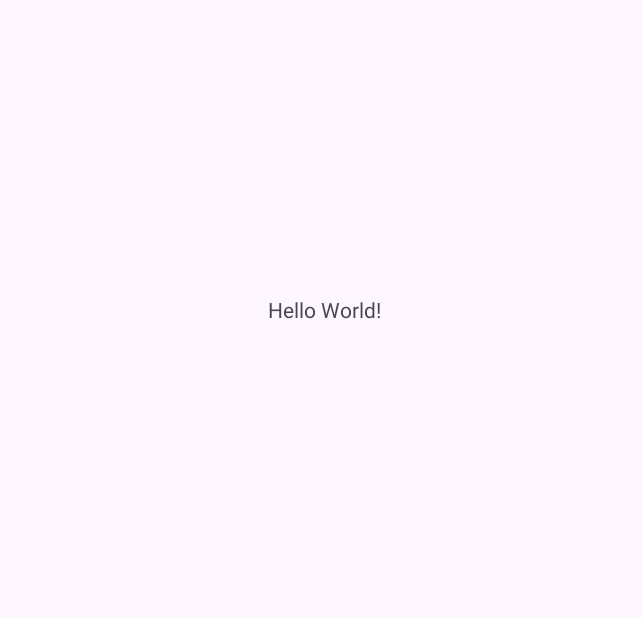
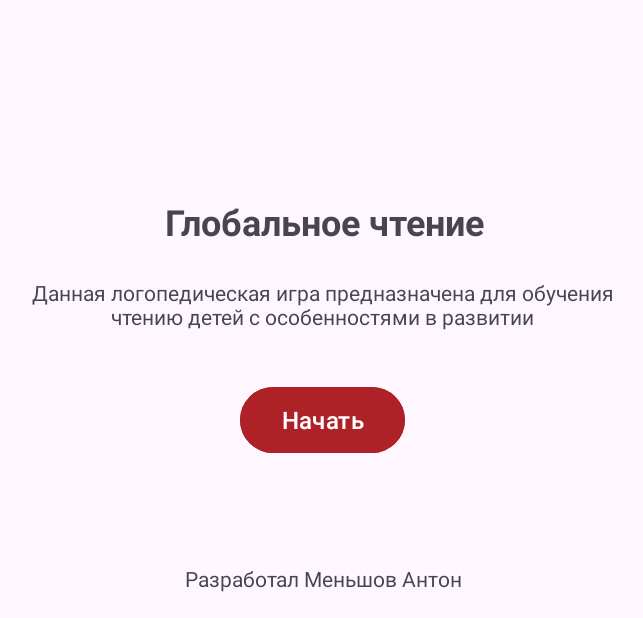
Before and after one commit to MenshovAnton/GlobalReading, an Android app: the screen it shows after launch (MainActivity), on a phone screen of 824 x 412 dp (held sideways). Before the commit the part shown is almost empty. Shown: the whole screen, without its empty margins (294-937 px from the left). Run offline under Robolectric (Android 15) with nearby library versions, the phone set to English and light mode, and no system bars.

Commit message:
Template for game

```diff
--- a/app/build.gradle.kts
+++ b/app/build.gradle.kts
@@ -4,7 +4,7 @@ plugins {
 
 android {
     namespace = "com.waysoonprogramms.globalreading"
-    compileSdk = 33
+    compileSdk = 34
 
     defaultConfig {
         applicationId = "com.waysoonprogramms.globalreading"
--- a/app/src/main/res/layout-land/activity_main.xml
+++ b/app/src/main/res/layout-land/activity_main.xml
@@ -7,12 +7,57 @@
     tools:context=".MainActivity">
 
     <TextView
+        android:id="@+id/textView2"
         android:layout_width="wrap_content"
         android:layout_height="wrap_content"
-        android:text="Hello World!"
+        android:text="@string/app_name"
+        android:textSize="24sp"
+        android:textStyle="bold"
         app:layout_constraintBottom_toBottomOf="parent"
         app:layout_constraintEnd_toEndOf="parent"
         app:layout_constraintStart_toStartOf="parent"
-        app:layout_constraintTop_toTopOf="parent" />
+        app:layout_constraintTop_toTopOf="parent"
+        app:layout_constraintVertical_bias="0.346" />
+
+    <TextView
+        android:id="@+id/textView"
+        android:layout_width="406dp"
+        android:layout_height="40dp"
+        android:text="@string/subtitle"
+        android:textAlignment="center"
+        android:textSize="14sp"
+        app:layout_constraintBottom_toBottomOf="parent"
+        app:layout_constraintEnd_toEndOf="parent"
+        app:layout_constraintHorizontal_bias="0.498"
+        app:layout_constraintStart_toStartOf="parent"
+        app:layout_constraintTop_toTopOf="parent"
+        app:layout_constraintVertical_bias="0.498" />
+
+    <Button
+        android:id="@+id/button"
+        style="@style/Widget.Material3.Button"
+        android:layout_width="110dp"
+        android:layout_height="52dp"
+        android:backgroundTint="@color/red"
+        android:onClick="start_level1"
+        android:text="@string/button_start"
+        android:textSize="16sp"
+        app:layout_constraintBottom_toBottomOf="parent"
+        app:layout_constraintEnd_toEndOf="parent"
+        app:layout_constraintHorizontal_bias="0.499"
+        app:layout_constraintStart_toStartOf="parent"
+        app:layout_constraintTop_toTopOf="parent"
+        app:layout_constraintVertical_bias="0.706" />
+
+    <TextView
+        android:id="@+id/textView3"
+        android:layout_width="wrap_content"
+        android:layout_height="wrap_content"
+        android:text="@string/txt"
+        app:layout_constraintBottom_toBottomOf="parent"
+        app:layout_constraintEnd_toEndOf="parent"
+        app:layout_constraintStart_toStartOf="parent"
+        app:layout_constraintTop_toTopOf="parent"
+        app:layout_constraintVertical_bias="0.957" />
 
 </androidx.constraintlayout.widget.ConstraintLayout>
--- a/app/src/main/res/values/colors.xml
+++ b/app/src/main/res/values/colors.xml
@@ -2,4 +2,5 @@
 <resources>
     <color name="black">#FF000000</color>
     <color name="white">#FFFFFFFF</color>
+    <color name="red">#AE2126</color>
 </resources>
--- a/app/src/main/res/values/strings.xml
+++ b/app/src/main/res/values/strings.xml
@@ -1,7 +1,7 @@
 <resources>
     <string name="app_name">Глобальное чтение</string>
-    <string name="subtitle">Данная логопедическая игра предназначена для занятий с детьми младшего школьного возраста на
-        завершающем этапе автоматизации и дифференциации проблемных звуков</string>
+    <string name="subtitle">Данная логопедическая игра предназначена для обучения
+        чтению детей с особенностями в развитии</string>
     <string name="button_start">Начать</string>
     <string name="txt">Разработал Меньшов Антон</string>
 </resources>
--- a/app/src/main/res/values/themes.xml
+++ b/app/src/main/res/values/themes.xml
@@ -1,8 +1,16 @@
 <resources xmlns:tools="http://schemas.android.com/tools">
     <!-- Base application theme. -->
     <style name="Base.Theme.GlobalReading" parent="Theme.Material3.DayNight.NoActionBar">
-        <!-- Customize your light theme here. -->
-        <!-- <item name="colorPrimary">@color/my_light_primary</item> -->
+        <item name='android:statusBarColor' tools:targerApi="l">@color/red</item>
+        <item name="alertDialogTheme">@style/AlertDialogTheme</item>
+    </style>
+
+    <style name="AlertDialogTheme" parent="ThemeOverlay.AppCompat.Dialog.Alert">
+        <item name="buttonBarPositiveButtonStyle">@style/PositiveButtonStyle</item>
+    </style>
+
+    <style name="PositiveButtonStyle" parent="Widget.AppCompat.Button.ButtonBar.AlertDialog">
+        <item name="android:textColor">@color/red</item>
     </style>
 
     <style name="Theme.GlobalReading" parent="Base.Theme.GlobalReading" />
```
Also changed, not shown: app/src/main/AndroidManifest.xml (+10 -2 lines), app/src/main/java/com/waysoonprogramms/globalreading/Level1.java (added, +14 -0 lines), app/src/main/java/com/waysoonprogramms/globalreading/Level2.java (added, +14 -0 lines), app/src/main/java/com/waysoonprogramms/globalreading/MainActivity.java (+7 -0 lines), app/src/main/res/layout-land/activity_level1.xml (added, +9 -0 lines), app/src/main/res/layout-land/activity_level2.xml (added, +9 -0 lines), app/src/main/res/layout/activity_level1.xml (added, +9 -0 lines), app/src/main/res/layout/activity_level2.xml (added, +9 -0 lines).
